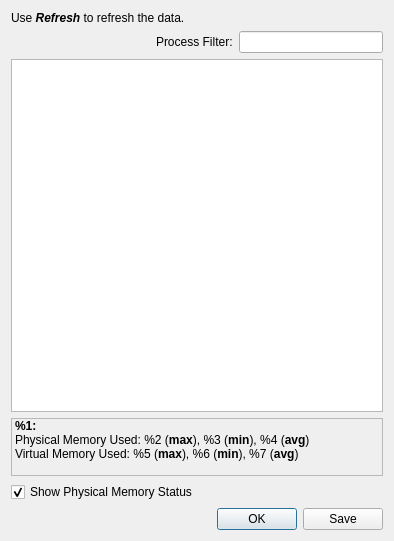
First picture: the form in Qt/Components/Resources/UI/pqMemoryInspector.ui, repository Kitware/ParaView, before the edit.
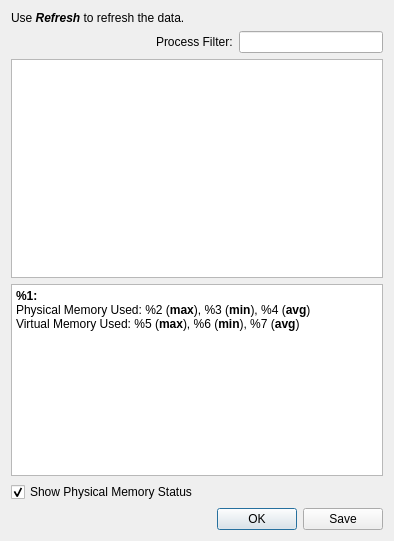
Second picture: the form after the edit.

Commit message: Improve Memory inspector

Diff of the .ui file:
```diff
--- a/Qt/Components/Resources/UI/pqMemoryInspector.ui
+++ b/Qt/Components/Resources/UI/pqMemoryInspector.ui
@@ -73,7 +73,10 @@
     </widget>
    </item>
    <item>
-    <widget class="QLabel" name="summary">
+    <widget class="QTextEdit" name="summary">
+     <property name="readOnly">
+       <bool>true</bool>
+     </property>
      <property name="frameShape">
       <enum>QFrame::StyledPanel</enum>
      </property>
```
The commit also changes 1 other file.
